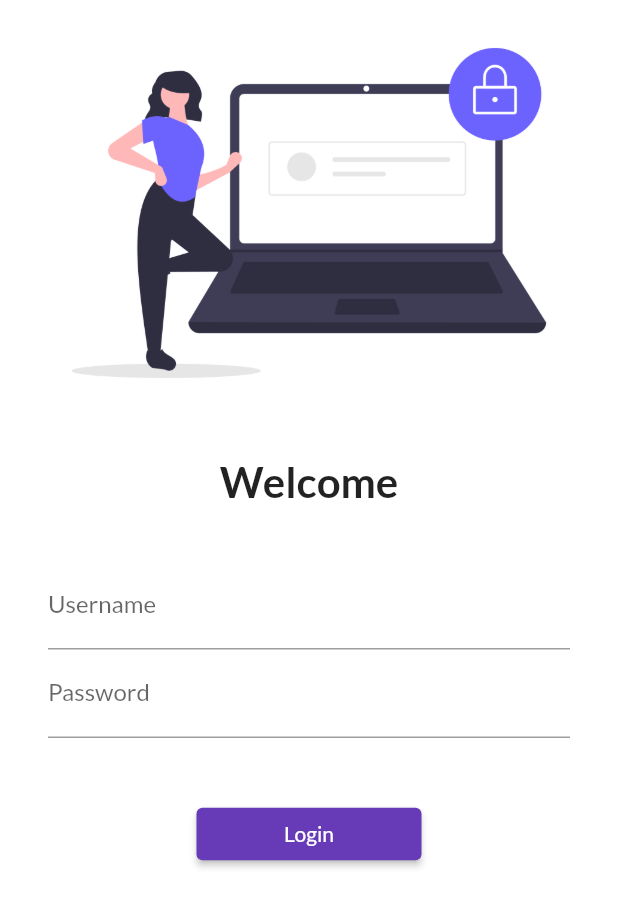
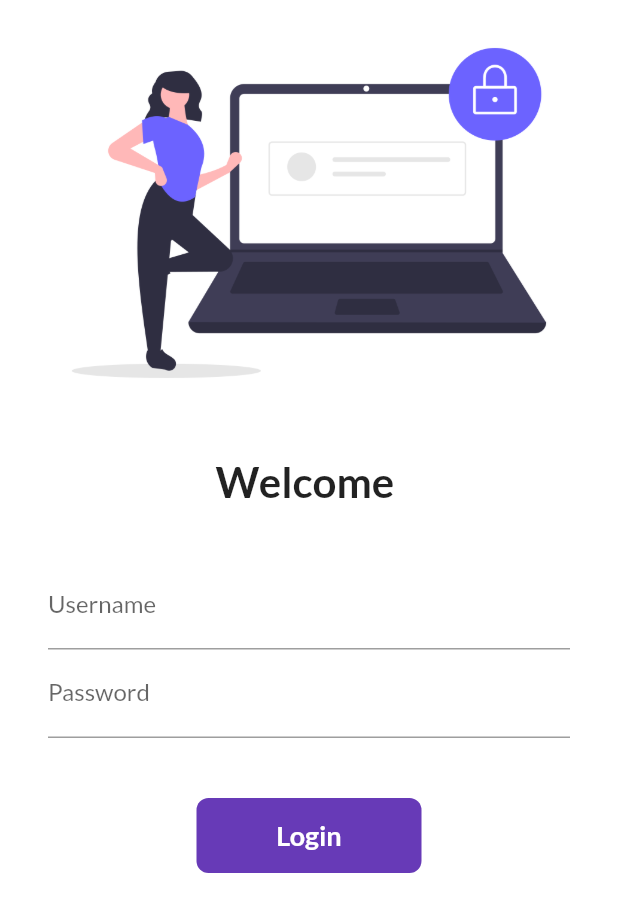
Before and after one commit to VishavjeetS/Catalog-Flutter, a Flutter app: the screen it shows after launch, on a phone screen of 412 x 824 dp. Shown: the top 912 px of the screen. Run offline on Flutter 3.47's test engine with Material 2 defaults, Android fonts, the phone set to English and light mode, and no system bars; our stand-ins replace google_fonts.

Commit message:
Day 6 commit

```diff
--- a/lib/pages/login_page.dart
+++ b/lib/pages/login_page.dart
@@ -1,7 +1,15 @@
 import 'package:flutter/material.dart';
 import 'package:flutter_catalog/utils/routes.dart';
 
-class LoginPage extends StatelessWidget {
+class LoginPage extends StatefulWidget {
+  @override
+  State<LoginPage> createState() => _LoginPageState();
+}
+
+class _LoginPageState extends State<LoginPage> {
+  String name = "";
+  bool changeButton = false;
+
   @override
   Widget build(BuildContext context) {
     return Material(
@@ -16,9 +24,10 @@ class LoginPage extends StatelessWidget {
               const SizedBox(
                 height: 20,
               ),
-              const Text(
-                "Welcome",
-                style: TextStyle(fontSize: 28, fontWeight: FontWeight.bold),
+              Text(
+                "Welcome $name",
+                style:
+                    const TextStyle(fontSize: 28, fontWeight: FontWeight.bold),
               ),
               const SizedBox(
                 height: 20,
@@ -31,6 +40,10 @@ class LoginPage extends StatelessWidget {
                     TextFormField(
                       decoration: const InputDecoration(
                           hintText: "Enter username", labelText: "Username"),
+                      onChanged: (value) {
+                        name = value;
+                        setState(() {});
+                      },
                     ),
                     TextFormField(
                       obscureText: true,
@@ -40,14 +53,46 @@ class LoginPage extends StatelessWidget {
                     const SizedBox(
                       height: 40,
                     ),
-                    ElevatedButton(
-                        onPressed: () {
-                          Navigator.pushNamed(context, MyRoutes.homeRoute);
-                        },
-                        child: const Text("Login"),
-                        style: TextButton.styleFrom(
-                          minimumSize: const Size(150, 35),
-                        ))
+                    InkWell(
+                      onTap: () async {
+                        setState(() {
+                          changeButton = true;
+                        });
+                        await Future.delayed(const Duration(seconds: 1));
+                        Navigator.pushNamed(context, MyRoutes.homeRoute);
+                      },
+                      child: AnimatedContainer(
+                        duration: const Duration(seconds: 1),
+                        width: changeButton ? 50 : 150,
+                        height: 50,
+                        child: Center(
+                          child: changeButton
+                              ? const Icon(
+                                  Icons.done,
+                                  color: Colors.white,
+                                )
+                              : const Text(
+                                  "Login",
+                                  style: TextStyle(
+                                      color: Colors.white,
+                                      fontWeight: FontWeight.bold,
+                                      fontSize: 18),
+                                ),
+                        ),
+                        decoration: BoxDecoration(
+                            color: Colors.deepPurple,
+                            borderRadius:
+                                BorderRadius.circular(changeButton ? 50 : 8)),
+                      ),
+                    )
+                    // ElevatedButton(
+                    //     onPressed: () {
+                    //       Navigator.pushNamed(context, MyRoutes.homeRoute);
+                    //     },
+                    //     child: const Text("Login"),
+                    //     style: TextButton.styleFrom(
+                    //       minimumSize: const Size(150, 35),
+                    //     ))
                   ],
                 ),
               )
```
